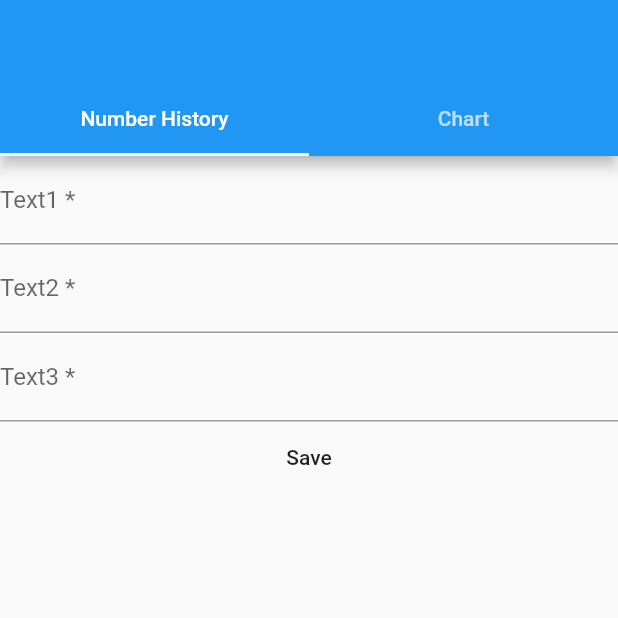
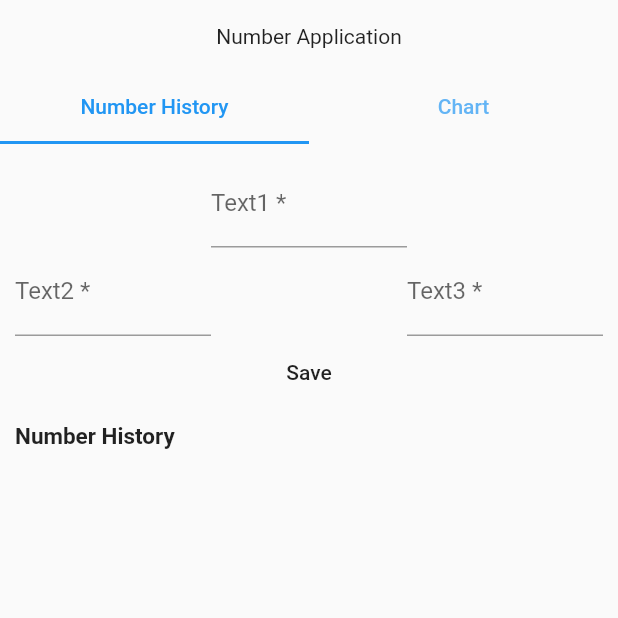
Before and after one commit to DoodlePeach/Number-Application, a Flutter app: the screen it shows after launch, on a phone screen of 412 x 824 dp, the top half of it. Run offline on Flutter 3.47's test engine with Material 2 defaults, Android fonts, the phone set to English and light mode, and no system bars; our stand-ins replace fl_chart, fluttertoast, permission_handler, sqflite; accounts and stored records are empty.

Commit message:
issues.
 Fixed positioning of TextField elements in the history page.
 Implemented Scroll Behaviour for history page.# Please enter the commit message for your changes. Lines starting

```diff
--- a/lib/main.dart
+++ b/lib/main.dart
@@ -42,20 +42,32 @@ class MyApp extends StatelessWidget {
       home: DefaultTabController(
         length: 2,
         child: Scaffold(
-          appBar: AppBar(
-            bottom: TabBar(
-              tabs: [
-                Tab(
-                  text: "Number History",
+          // Using a nested scroll view for Silvers, since SingleChildScrollView
+          // does not seem to work with TabBarView.
+          body: NestedScrollView(
+            scrollDirection: Axis.vertical,
+            headerSliverBuilder: (context, innerBoxIsScrolled) => [
+              SliverToBoxAdapter(
+                child: Column(
+                  children: [
+                    Padding(
+                      padding: const EdgeInsets.all(16.0),
+                      child: Text('Number Application'),
+                    ),
+                    TabBar(
+                      labelColor: Colors.blue,
+                      tabs: [
+                        Tab(text: 'Number History'),
+                        Tab(text: 'Chart'),
+                      ],
+                    ),
+                  ],
                 ),
-                Tab(
-                  text: "Chart",
-                ),
-              ],
+              ),
+            ],
+            body: TabBarView(
+              children: [HistoryPage(), ChartPage()],
             ),
-          ),
-          body: TabBarView(
-            children: [HistoryPage(), ChartPage()],
           ),
         ),
       ),
--- a/lib/screens/history.dart
+++ b/lib/screens/history.dart
@@ -15,6 +15,8 @@ class _HistoryPageState extends State<HistoryPage> {
   // @arg pressedNumber represents record which the user clicked. This is used
   // to identify the record in the database.
   Widget dialogBox(BuildContext context, Number pressedNumber) {
+    // Set the text input contents of the dialog box to whatever was currently
+    // in the history page's textboxes.
     Provider.of<NumberInputModel>(context, listen: false).text1.text =
         pressedNumber.text1.toString();
     Provider.of<NumberInputModel>(context, listen: false).text2.text =
@@ -162,34 +164,58 @@ class _HistoryPageState extends State<HistoryPage> {
   @override
   Widget build(BuildContext context) {
     return Container(
+      padding: EdgeInsets.all(10),
       child: Column(
         mainAxisSize: MainAxisSize.min,
         children: [
+          Column(
+            crossAxisAlignment: CrossAxisAlignment.start,
+            children: [
+              Row(
+                children: [
                   Expanded(
-              child: Column(
-            children: [
-              TextField(
+                    child: Container(),
+                  ),
+                  Expanded(
+                    child: TextField(
                         decoration: const InputDecoration(
                           labelText: 'Text1 *',
                         ),
-                  controller:
-                      Provider.of<NumberInputModel>(context, listen: false)
+                        controller: Provider.of<NumberInputModel>(context,
+                                listen: false)
                             .text1),
-              TextField(
+                  ),
+                  Expanded(
+                    child: Container(),
+                  ),
+                ],
+              ),
+              Row(
+                children: [
+                  Expanded(
+                    child: TextField(
                       decoration: const InputDecoration(
                         labelText: 'Text2 *',
                       ),
                       controller:
-                    Provider.of<NumberInputModel>(context, listen: false).text2,
+                          Provider.of<NumberInputModel>(context, listen: false)
+                              .text2,
                     ),
-              TextField(
+                  ),
+                  Expanded(child: Container()),
+                  Expanded(
+                    child: TextField(
                         decoration: const InputDecoration(
                           labelText: 'Text3 *',
                         ),
-                  controller:
-                      Provider.of<NumberInputModel>(context, listen: false)
+                        controller: Provider.of<NumberInputModel>(context,
+                                listen: false)
                             .text3),
-              FlatButton(
+                  ),
+                ],
+              ),
+              Center(
+                child: FlatButton(
                   child: Text("Save"),
                   onPressed: () {
                     print("Save pressed");
@@ -200,13 +226,23 @@ class _HistoryPageState extends State<HistoryPage> {
                           .refresh();
                     });
                   },
+                ),
               )
             ],
-          )),
-          Expanded(
-            child: Consumer<NumberListModel>(
+          ),
+          Container(
+            padding: EdgeInsets.only(top: 10),
+            alignment: Alignment.centerLeft,
+            child: Text(
+              "Number History",
+              textAlign: TextAlign.start,
+              style: TextStyle(fontWeight: FontWeight.bold, fontSize: 15),
+            ),
+          ),
+          Consumer<NumberListModel>(
             builder: (context, data, child) {
               return ListView.builder(
+                shrinkWrap: true,
                 itemCount: data.numbers.length,
                 itemBuilder: (context, index) {
                   return ListTile(
@@ -227,7 +263,6 @@ class _HistoryPageState extends State<HistoryPage> {
               );
             },
           ),
-          )
         ],
       ),
     );
```
Lines whose indentation alone changed are shown as unchanged.
